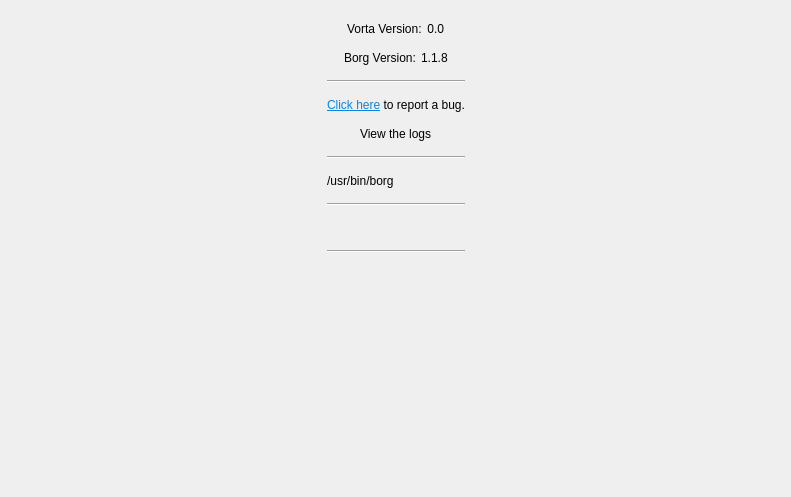
The window that src/vorta/assets/UI/abouttab.ui (borgbase/vorta) describes before a commit, drawn with Qt 5.
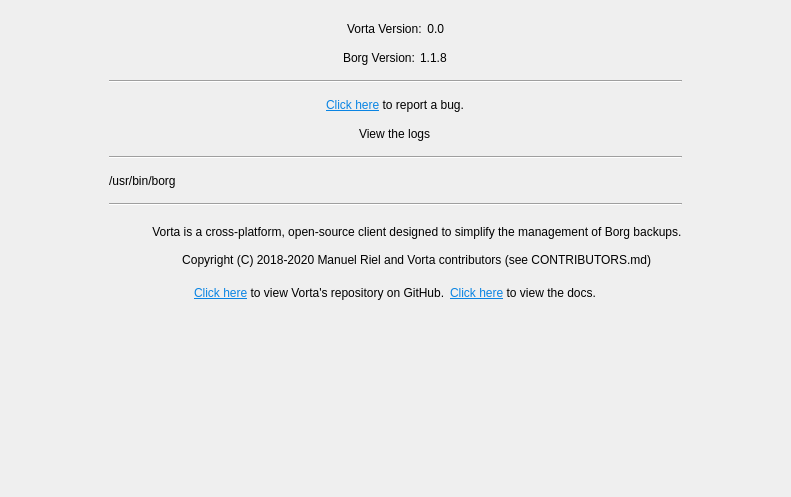
The same window after the commit.

Commit message: added copyright, description, and link to repo/docs

What changed in the file:
```diff
--- a/src/vorta/assets/UI/abouttab.ui
+++ b/src/vorta/assets/UI/abouttab.ui
@@ -199,6 +199,63 @@
          </property>
         </widget>
        </item>
+       <item>
+        <layout class="QHBoxLayout" name="horizontalLayout">
+         <property name="alignment">
+          <set>Qt::AlignHCenter</set>
+         </property>
+         <property name="spacing">
+          <number>20</number>
+         </property>
+         <item>
+          <widget class="QLabel" name="vortaInfo">
+           <property name="text">
+            <string>
+             Vorta is a cross-platform, open-source client designed to simplify the management of Borg backups.
+
+                      Copyright (C) 2018-2020 Manuel Riel and Vorta contributors (see CONTRIBUTORS.md)
+            </string>
+           </property>
+           <property name="indent">
+            <number>0</number>
+           </property>
+          </widget>
+         </item>
+        </layout>
+       </item>
+       <item>
+        <layout class="QHBoxLayout" name="horizontalLayout">
+         <property name="alignment">
+          <set>Qt::AlignHCenter</set>
+         </property>
+         <property name="spacing">
+          <number>5</number>
+         </property>
+         <property name="bottomMargin">
+          <number>10</number>
+         </property>
+         <item>
+          <widget class="QLabel" name="label">
+           <property name="text">
+            <string>&lt;html&gt;&lt;head/&gt;&lt;body&gt;&lt;p&gt;&lt;a href=&quot;https://github.com/borgbase/vorta&quot;&gt;&lt;span style=&quot; text-decoration: underline; color:#0984e3;&quot;&gt;Click here&lt;/span&gt;&lt;/a&gt; to view Vorta's repository on GitHub.&lt;/p&gt;&lt;/body&gt;&lt;/html&gt;</string>
+           </property>
+           <property name="openExternalLinks">
+            <bool>true</bool>
+           </property>
+          </widget>
+         </item>
+         <item>
+          <widget class="QLabel" name="label">
+           <property name="text">
+            <string>&lt;html&gt;&lt;head/&gt;&lt;body&gt;&lt;p&gt;&lt;a href=&quot;https://borgbackup.readthedocs.io/en/master/index.html&quot;&gt;&lt;span style=&quot; text-decoration: underline; color:#0984e3;&quot;&gt; Click here&lt;/span&gt;&lt;/a&gt; to view the docs.&lt;/p&gt;&lt;/body&gt;&lt;/html&gt;</string>
+           </property>
+           <property name="openExternalLinks">
+            <bool>true</bool>
+           </property>
+          </widget>
+         </item>
+        </layout>
+       </item>
        <item>
         <layout class="QHBoxLayout" name="horizontalLayout">
          <property name="topMargin">
@@ -210,6 +267,9 @@
          <property name="spacing">
           <number>20</number>
          </property>
+         <property name="alignment">
+          <set>Qt::AlignHCenter</set>
+         </property>
          <item>
           <widget class="QLabel" name="gpl_logo"/>
          </item>
@@ -218,16 +278,6 @@
          </item>
         </layout>
        </item>
-       <item>
-        <widget class="QFrame" name="seperator">
-         <property name="frameShape">
-          <enum>QFrame::HLine</enum>
-         </property>
-         <property name="frameShadow">
-          <enum>QFrame::Sunken</enum>
-         </property>
-        </widget>
-       </item>
       </layout>
      </item>
      <item>
```
